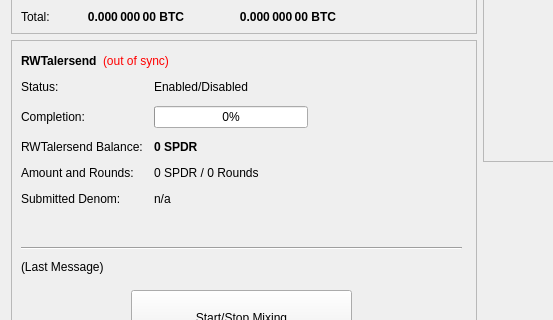
The window that src/qt/forms/smartTokenConfig.ui (Miner2212/RWTaler_RWTA) describes before a commit, drawn with Qt 5; both pictures show x 0 to 553 and y 182 to 502 of the 960 by 615 pixel window.
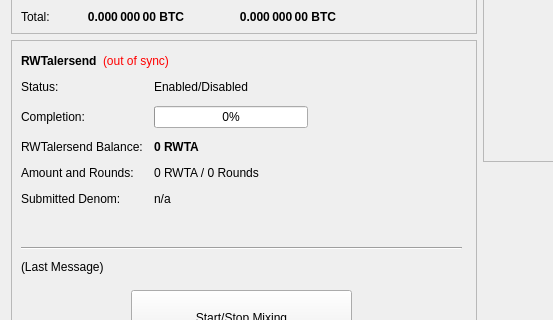
The same window after the commit.

Commit message: SPDR_TO_RWTA

```diff
--- a/src/qt/forms/smartTokenConfig.ui
+++ b/src/qt/forms/smartTokenConfig.ui
@@ -474,7 +474,7 @@
               </font>
              </property>
              <property name="text">
-              <string notr="true">0 SPDR</string>
+              <string notr="true">0 RWTA</string>
              </property>
             </widget>
            </item>
@@ -488,7 +488,7 @@
            <item row="3" column="1">
             <widget class="QLabel" name="labelAmountRounds">
              <property name="text">
-              <string>0 SPDR / 0 Rounds</string>
+              <string>0 RWTA / 0 Rounds</string>
              </property>
             </widget>
            </item>
```
Left out of the diff: 6 changed lines with no effect on the pictures. The commit also changes 307 other files.
